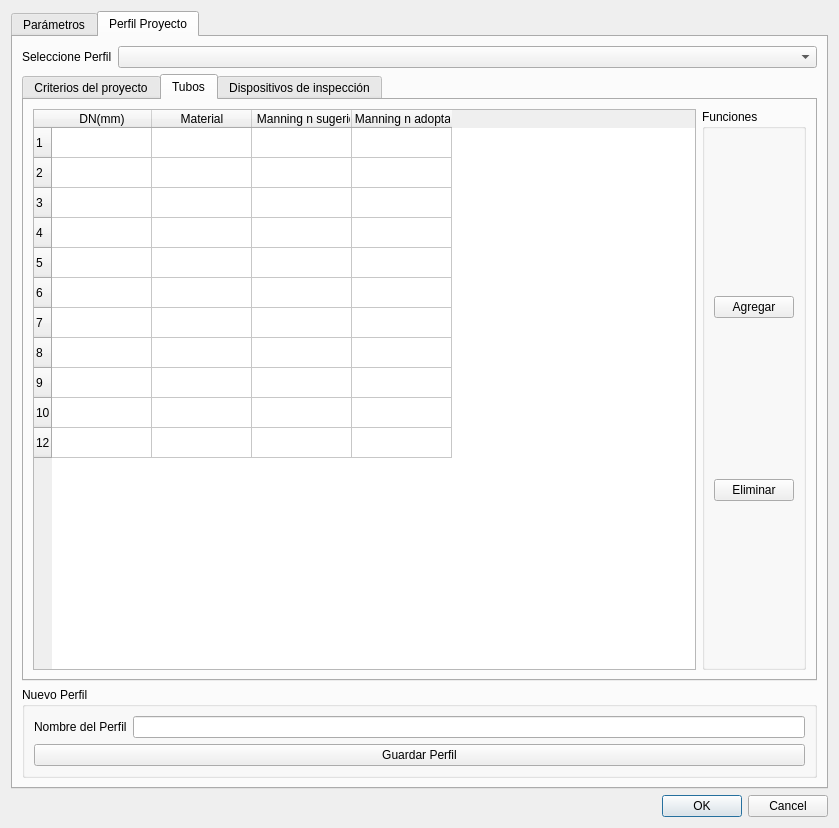
First picture: the form in app/resources/parameter_dialog.ui, repository EL-BID/red_basica, before the edit.
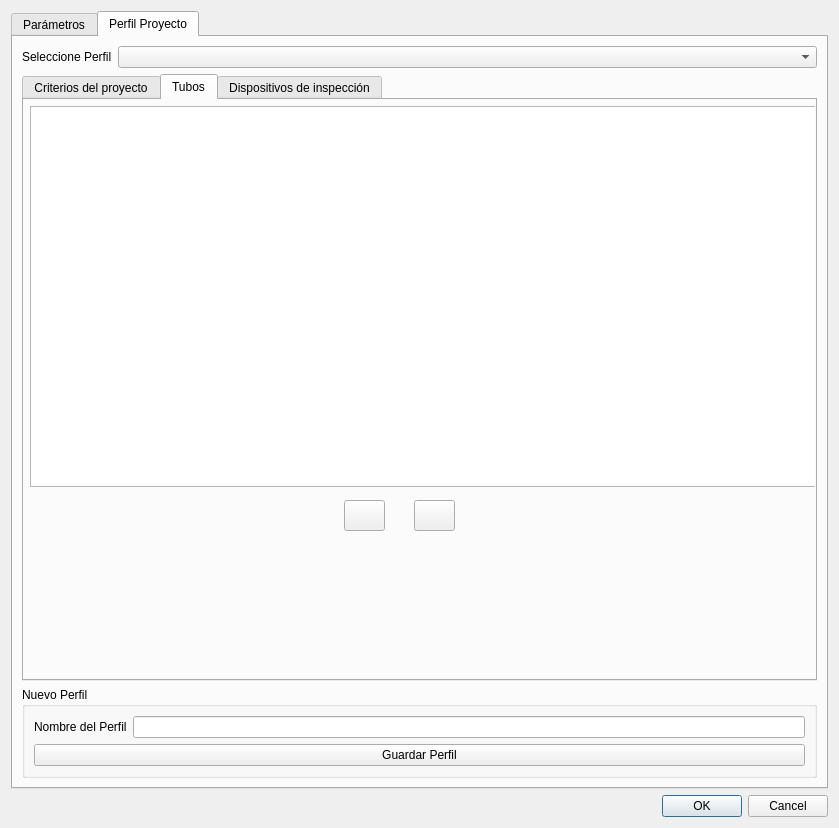
Second picture: the form after the edit. The open tabs and pages were chosen to show the change. Icons and pictures are not drawn.

Commit message: pipes relational table view (crud)

Patch:
```diff
--- a/app/resources/parameter_dialog.ui
+++ b/app/resources/parameter_dialog.ui
@@ -785,121 +785,52 @@
           <attribute name="title">
            <string>Tubos</string>
           </attribute>
-          <layout class="QGridLayout" name="gridLayout_11">
-           <item row="0" column="0">
-            <widget class="QTableWidget" name="pipesWidget">
-             <row>
-              <property name="text">
-               <string>1</string>
-              </property>
-             </row>
-             <row>
-              <property name="text">
-               <string>2</string>
-              </property>
-             </row>
-             <row>
-              <property name="text">
-               <string>3</string>
-              </property>
-             </row>
-             <row>
-              <property name="text">
-               <string>4</string>
-              </property>
-             </row>
-             <row>
-              <property name="text">
-               <string>5</string>
-              </property>
-             </row>
-             <row>
-              <property name="text">
-               <string>6</string>
-              </property>
-             </row>
-             <row>
-              <property name="text">
-               <string>7</string>
-              </property>
-             </row>
-             <row>
-              <property name="text">
-               <string>8</string>
-              </property>
-             </row>
-             <row>
-              <property name="text">
-               <string>9</string>
-              </property>
-             </row>
-             <row>
-              <property name="text">
-               <string>10</string>
-              </property>
-             </row>
-             <row>
-              <property name="text">
-               <string>12</string>
-              </property>
-             </row>
-             <column>
-              <property name="text">
-               <string>DN(mm)</string>
-              </property>
-             </column>
-             <column>
-              <property name="text">
-               <string>Material</string>
-              </property>
-             </column>
-             <column>
-              <property name="text">
-               <string>C. Manning n sugerido</string>
-              </property>
-             </column>
-             <column>
-              <property name="text">
-               <string>C. Manning n adoptado</string>
-              </property>
-             </column>
-             <item row="0" column="1">
-              <property name="text">
-               <string/>
-              </property>
-             </item>
-            </widget>
-           </item>
-           <item row="0" column="1">
-            <widget class="QGroupBox" name="groupBox_6">
-             <property name="title">
-              <string>Funciones</string>
-             </property>
-             <layout class="QGridLayout" name="gridLayout_10">
-              <property name="leftMargin">
-               <number>9</number>
-              </property>
-              <property name="topMargin">
-               <number>12</number>
-              </property>
-              <item row="0" column="0">
-               <widget class="QPushButton" name="pipesAddButton">
-                <property name="text">
-                 <string>Agregar</string>
-                </property>
-               </widget>
-              </item>
-              <item row="1" column="0">
-               <widget class="QPushButton" name="pipesDeleteButton">
-                <property name="text">
-                 <string>Eliminar</string>
-                </property>
-               </widget>
-              </item>
-             </layout>
-            </widget>
-           </item>
-          </layout>
+          <widget class="QTableView" name="pipesTable">
+           <property name="geometry">
+            <rect>
+             <x>6</x>
+             <y>6</y>
+             <width>791</width>
+             <height>381</height>
+            </rect>
+           </property>
+           <property name="alternatingRowColors">
+            <bool>true</bool>
+           </property>
+          </widget>
+          <widget class="QPushButton" name="addPipeButton">
+           <property name="geometry">
+            <rect>
+             <x>320</x>
+             <y>400</y>
+             <width>41</width>
+             <height>31</height>
+            </rect>
+           </property>
+           <property name="text">
+            <string/>
+           </property>
+           <property name="icon">
+            <iconset theme="add"/>
+           </property>
+          </widget>
+          <widget class="QPushButton" name="deletePipeButton">
+           <property name="geometry">
+            <rect>
+             <x>390</x>
+             <y>400</y>
+             <width>41</width>
+             <height>31</height>
+            </rect>
+           </property>
+           <property name="text">
+            <string/>
+           </property>
+           <property name="icon">
+            <iconset theme="remove">
+             <normaloff>.</normaloff>.</iconset>
+           </property>
+          </widget>
          </widget>
          <widget class="QWidget" name="inspectionDevicesTab">
           <attribute name="title">
```
Left out of the diff: 5 changed lines with no effect on the pictures. The commit also changes 6 other files.
